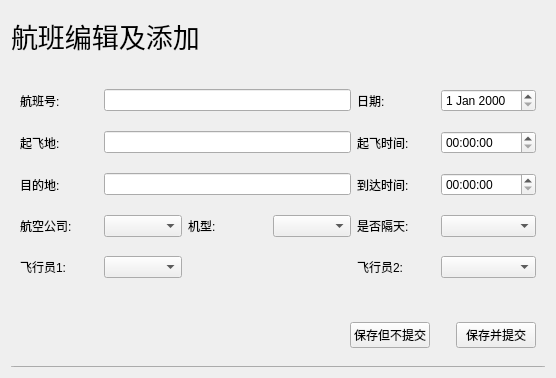
Jinyuan-S/AirSystem, file addflightwidget.ui: the form before one commit.
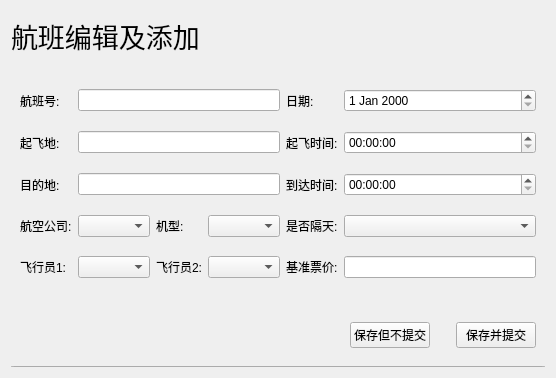
The form after the commit.

What changed in the file:
```diff
--- a/addflightwidget.ui
+++ b/addflightwidget.ui
@@ -142,16 +142,26 @@
       <item row="4" column="1">
        <widget class="QComboBox" name="comboBox_pilot1"/>
       </item>
-      <item row="4" column="5">
-       <widget class="QComboBox" name="comboBox_pilot2"/>
-      </item>
-      <item row="4" column="4">
+      <item row="4" column="2">
        <widget class="QLabel" name="label_12">
         <property name="text">
          <string>飞行员2:</string>
         </property>
        </widget>
       </item>
+      <item row="4" column="3">
+       <widget class="QComboBox" name="comboBox_pilot2"/>
+      </item>
+      <item row="4" column="4">
+       <widget class="QLabel" name="label_13">
+        <property name="text">
+         <string>基准票价:</string>
+        </property>
+       </widget>
+      </item>
+      <item row="4" column="5">
+       <widget class="QLineEdit" name="lineEdit_price"/>
+      </item>
      </layout>
     </widget>
    </item>
```
